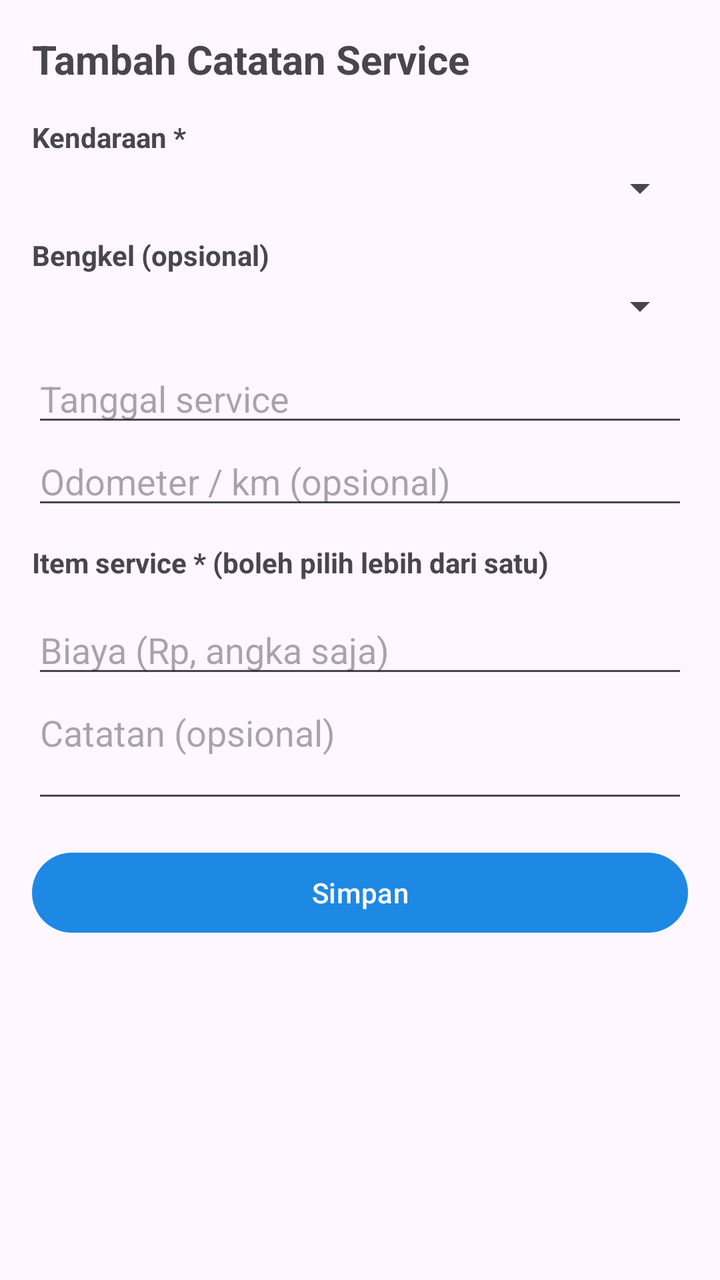
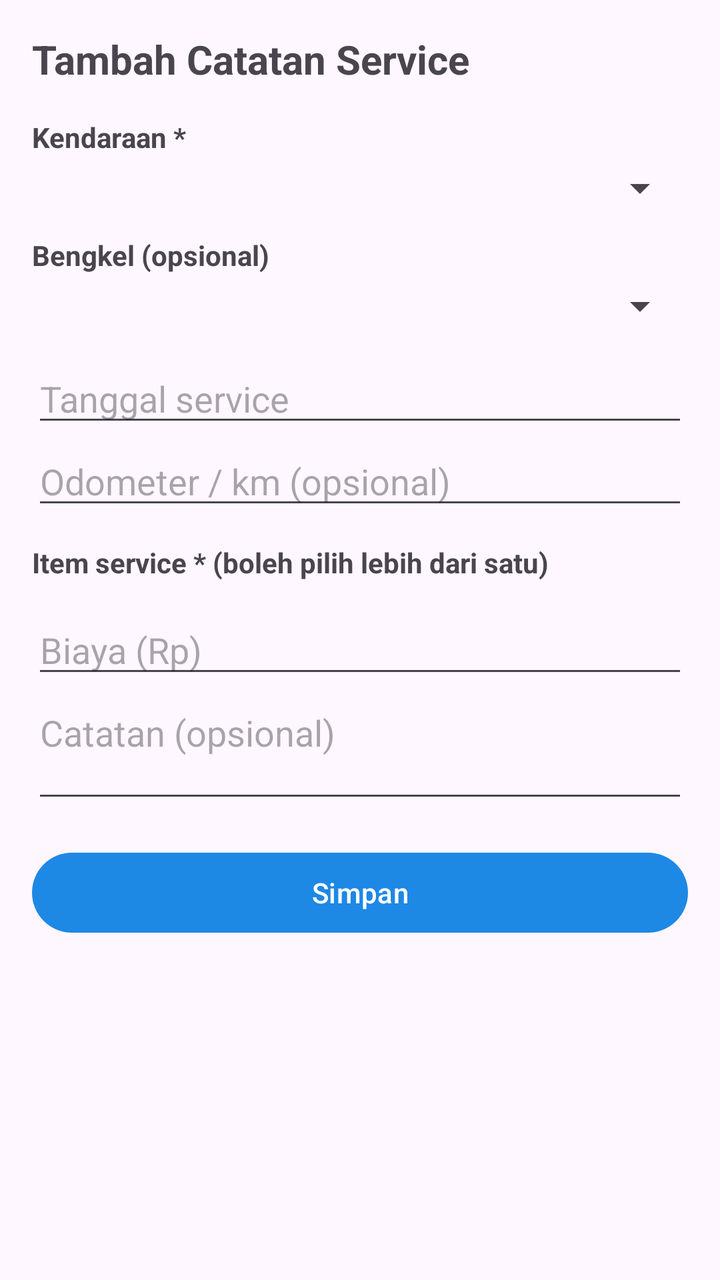

Two renders of the same Android screen: before a commit and after it. Below are the layout's source before the change and the commit's diff.
<!-- AndroidManifest.xml: application theme Theme.OtoMemo -->
<!-- res/layout/activity_form.xml -->
<?xml version="1.0" encoding="utf-8"?>
<ScrollView xmlns:android="http://schemas.android.com/apk/res/android"
    android:layout_width="match_parent"
    android:layout_height="match_parent"
    android:fillViewport="true">

    <LinearLayout
        android:layout_width="match_parent"
        android:layout_height="wrap_content"
        android:orientation="vertical"
        android:padding="16dp">

        <TextView
            android:layout_width="match_parent"
            android:layout_height="wrap_content"
            android:layout_marginBottom="16dp"
            android:text="Tambah Catatan Service"
            android:textSize="20sp"
            android:textStyle="bold" />

        <TextView
            android:layout_width="match_parent"
            android:layout_height="wrap_content"
            android:text="Kendaraan *"
            android:textStyle="bold" />

        <Spinner
            android:id="@+id/spinnerVehicle"
            android:layout_width="match_parent"
            android:layout_height="wrap_content"
            android:layout_marginTop="4dp" />

        <TextView
            android:id="@+id/textNoVehicle"
            android:layout_width="match_parent"
            android:layout_height="wrap_content"
            android:text="Belum ada kendaraan. Tambahkan dulu lewat menu Kendaraan."
            android:textColor="#C62828"
            android:textSize="12sp"
            android:visibility="gone" />

        <TextView
            android:layout_width="match_parent"
            android:layout_height="wrap_content"
            android:layout_marginTop="12dp"
            android:text="Bengkel (opsional)"
            android:textStyle="bold" />

        <Spinner
            android:id="@+id/spinnerWorkshop"
            android:layout_width="match_parent"
            android:layout_height="wrap_content"
            android:layout_marginTop="4dp" />

        <EditText
            android:id="@+id/inputDate"
            android:layout_width="match_parent"
            android:layout_height="wrap_content"
            android:layout_marginTop="12dp"
            android:focusable="false"
            android:hint="Tanggal service"
            android:inputType="none" />

        <EditText
            android:id="@+id/inputOdometer"
            android:layout_width="match_parent"
            android:layout_height="wrap_content"
            android:hint="Odometer / km (opsional)"
            android:inputType="number" />

        <TextView
            android:layout_width="match_parent"
            android:layout_height="wrap_content"
            android:layout_marginTop="12dp"
            android:text="Item service * (boleh pilih lebih dari satu)"
            android:textStyle="bold" />

        <LinearLayout
            android:id="@+id/checkContainer"
            android:layout_width="match_parent"
            android:layout_height="wrap_content"
            android:orientation="vertical" />

        <TextView
            android:id="@+id/textNoItem"
            android:layout_width="match_parent"
            android:layout_height="wrap_content"
            android:text="Belum ada item service. Tambahkan dulu lewat menu Item."
            android:textColor="#C62828"
            android:textSize="12sp"
            android:visibility="gone" />

        <EditText
            android:id="@+id/inputCost"
            android:layout_width="match_parent"
            android:layout_height="wrap_content"
            android:layout_marginTop="12dp"
            android:hint="Biaya (Rp, angka saja)"
            android:inputType="number" />

        <EditText
            android:id="@+id/inputNotes"
            android:layout_width="match_parent"
            android:layout_height="wrap_content"
            android:gravity="top"
            android:hint="Catatan (opsional)"
            android:inputType="textMultiLine"
            android:minLines="2" />

        <Button
            android:id="@+id/buttonSave"
            android:layout_width="match_parent"
            android:layout_height="wrap_content"
            android:layout_marginTop="16dp"
            android:text="@string/save" />
    </LinearLayout>
</ScrollView>
<!-- resources referenced by this layout -->
<resources>
  <string name="save">Simpan</string>
  <style name="Theme.OtoMemo" parent="Theme.Material3.Light.NoActionBar">
          <item name="colorPrimary">@color/primary</item>
          <item name="android:statusBarColor">@color/primaryDark</item>
      </style>
  <color name="primary">#1E88E5</color>
  <color name="primaryDark">#1565C0</color>
</resources>

<!-- the commit's change to res/layout/activity_form.xml (unified diff, before → after) -->
@@ -95,7 +95,7 @@
             android:layout_width="match_parent"
             android:layout_height="wrap_content"
             android:layout_marginTop="12dp"
-            android:hint="Biaya (Rp, angka saja)"
+            android:hint="Biaya (Rp)"
             android:inputType="number" />
 
         <EditText
